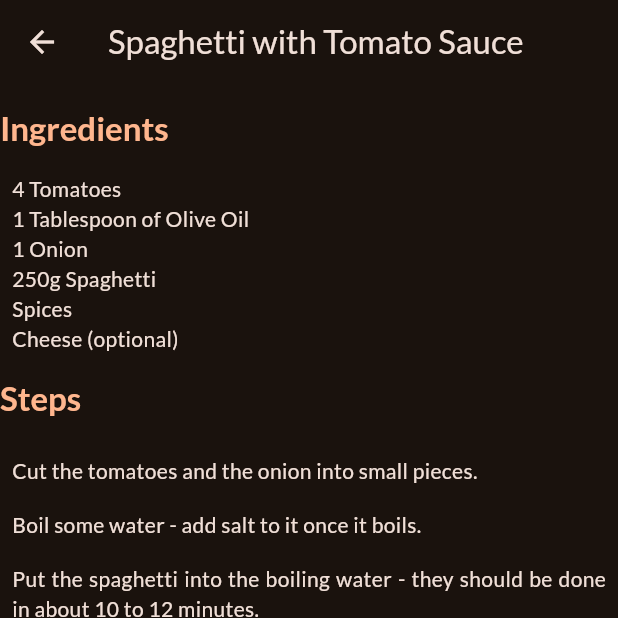
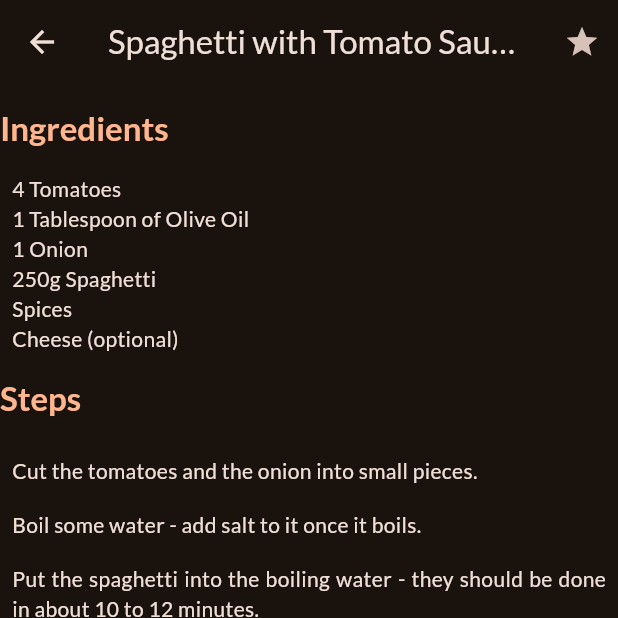
Before and after one commit to bhuphathi/meals_app, a Flutter app: the MealDetailsScreen screen opened directly with sample values from the repository, on a phone screen of 412 x 824 dp, the top half of it. Run offline on Flutter 3.47's test engine with Material 2 defaults, Android fonts, the phone set to English and light mode, and no system bars; our stand-ins replace google_fonts, transparent_image; network calls fail.

```diff
--- a/lib/screens/meal_details_screen.dart
+++ b/lib/screens/meal_details_screen.dart
@@ -5,15 +5,24 @@ class MealDetailsScreen extends StatelessWidget {
   const MealDetailsScreen({
     super.key,
     required this.meal,
+    required this.onToggleFavorites,
   });
 
   final MealModel meal;
+  final void Function(MealModel meal) onToggleFavorites;
 
   @override
   Widget build(BuildContext context) {
     return Scaffold(
       appBar: AppBar(
         title: Text(meal.title),
+        actions: [
+          IconButton(
+              onPressed: () {
+                onToggleFavorites(meal);
+              },
+              icon: const Icon(Icons.star))
+        ],
       ),
       body: ListView(
         children: [
--- a/lib/screens/meals_screen.dart
+++ b/lib/screens/meals_screen.dart
@@ -8,15 +8,17 @@ class MealsScreen extends StatelessWidget {
     super.key,
     this.title,
     required this.meals,
+    required this.onToggleFavorites,
   });
 
   final String? title;
   final List<MealModel> meals;
+  final void Function(MealModel meal) onToggleFavorites;
 
   void onSelectMeal(BuildContext context, MealModel meal) {
     Navigator.of(context).push(
       MaterialPageRoute(
-        builder: (ctx) => MealDetailsScreen(meal: meal),
+        builder: (ctx) => MealDetailsScreen(meal: meal, onToggleFavorites: onToggleFavorites),
       ),
     );
   }
```
Also changed, not shown: lib/screens/category_screen.dart (+8 -1 lines), lib/screens/tabs_screen.dart (+18 -3 lines).
